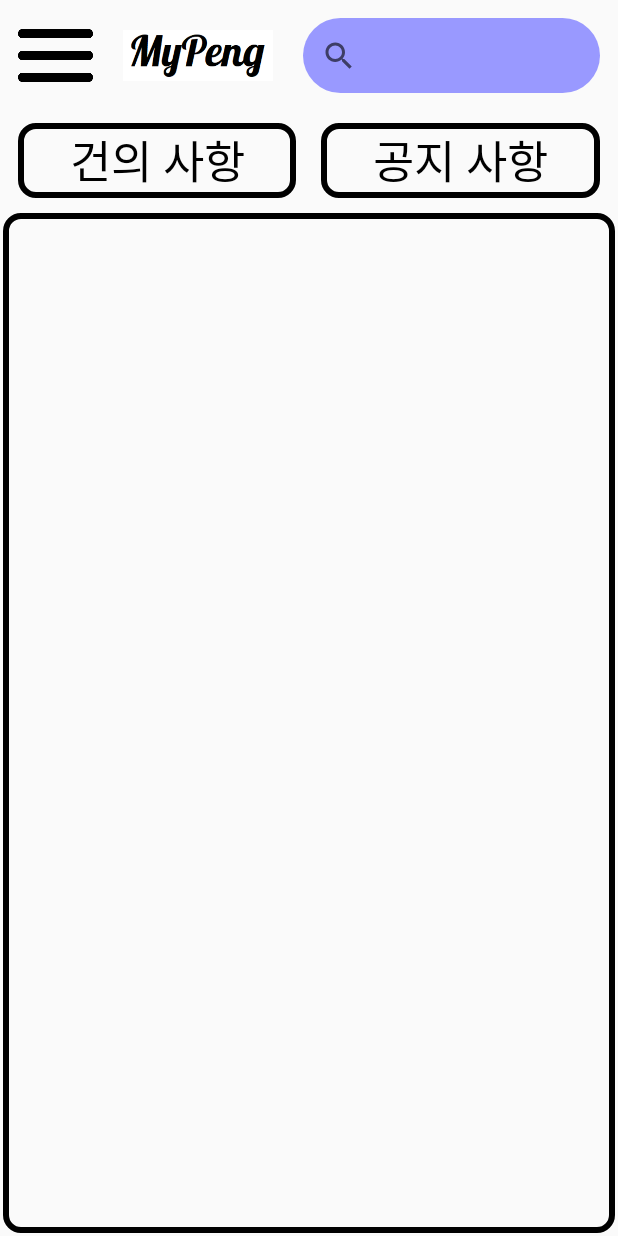
After one commit to penguin-head-whale-shark/android_app, an Android app: the layout activity_main_student.xml on its own in the app's theme, with its tools: preview values and no code run, on a phone screen of 412 x 824 dp. The commit adds this screen. Run offline under Robolectric (Android 15) with nearby library versions, the phone set to English and light mode, and no system bars.

Commit message:
메인 틀

```diff
--- a/app/src/main/res/drawable/btn_purple.xml
+++ b/app/src/main/res/drawable/btn_purple.xml
@@ -2,7 +2,7 @@
 <selector xmlns:android="http://schemas.android.com/apk/res/android">
     <item android:state_enabled="true">
         <shape >
-            <solid android:color="#8070f3">
+            <solid android:color="#FF9999FF">
 
             </solid>
             <corners android:radius="30dp">
--- /dev/null
+++ b/app/src/main/res/layout/activity_main_student.xml
@@ -0,0 +1,77 @@
+<?xml version="1.0" encoding="utf-8"?>
+<LinearLayout
+    android:layout_width="match_parent"
+    android:layout_height="match_parent"
+    xmlns:android="http://schemas.android.com/apk/res/android"
+    android:padding="2dp"
+    android:orientation="vertical">
+
+   <LinearLayout
+       android:layout_width="match_parent"
+       android:layout_height="70dp"
+       android:padding="10dp"
+       ><ImageView
+       android:layout_width="50dp"
+       android:layout_height="match_parent"
+       android:src="@drawable/hamburger"
+       android:clickable="true"/>
+      <ImageView
+          android:layout_width="100dp"
+          android:layout_height="match_parent"
+         android:src="@drawable/mypeng"
+          android:layout_marginLeft="20dp"/>
+      <SearchView
+          android:layout_width="match_parent"
+          android:layout_height="match_parent"
+          android:layout_marginLeft="20dp"
+          android:background="@drawable/btn_purple"/>
+   </LinearLayout>
+   <LinearLayout
+       android:layout_width="match_parent"
+       android:layout_height="70dp"
+       android:weightSum="9"
+       android:padding="10dp"
+       android:orientation="horizontal">
+      <TextView
+          android:layout_width="wrap_content"
+          android:layout_height="match_parent"
+         android:layout_weight="4"
+          android:text="건의 사항"
+          android:textSize="30dp"
+          android:gravity="center"
+          android:textColor="@color/black"
+          android:background="@drawable/basic_stroke"
+          android:clickable="true"
+          />
+      <TextView
+          android:layout_width="wrap_content"
+          android:layout_height="match_parent"
+         android:layout_weight="1" />
+      <TextView
+          android:layout_width="wrap_content"
+          android:layout_height="match_parent"
+          android:layout_weight="4"
+          android:text="공지 사항"
+          android:textSize="30dp"
+          android:gravity="center"
+          android:textColor="@color/black"
+          android:background="@drawable/basic_stroke"
+          android:clickable="true"
+          />
+   </LinearLayout>
+   <LinearLayout
+       android:layout_width="match_parent"
+       android:layout_height="match_parent"
+       android:background="@drawable/basic_stroke">
+      <ScrollView
+          android:layout_width="match_parent"
+          android:layout_height="match_parent"
+          android:padding="10dp">
+         <LinearLayout
+             android:layout_width="match_parent"
+             android:layout_height="match_parent">
+
+         </LinearLayout>
+      </ScrollView>
+   </LinearLayout>
+</LinearLayout>
```
Also changed, not shown: app/src/main/res/layout/activity_main.xml (deleted, +0 -98 lines), app/src/main/res/drawable/hamburger.png.
